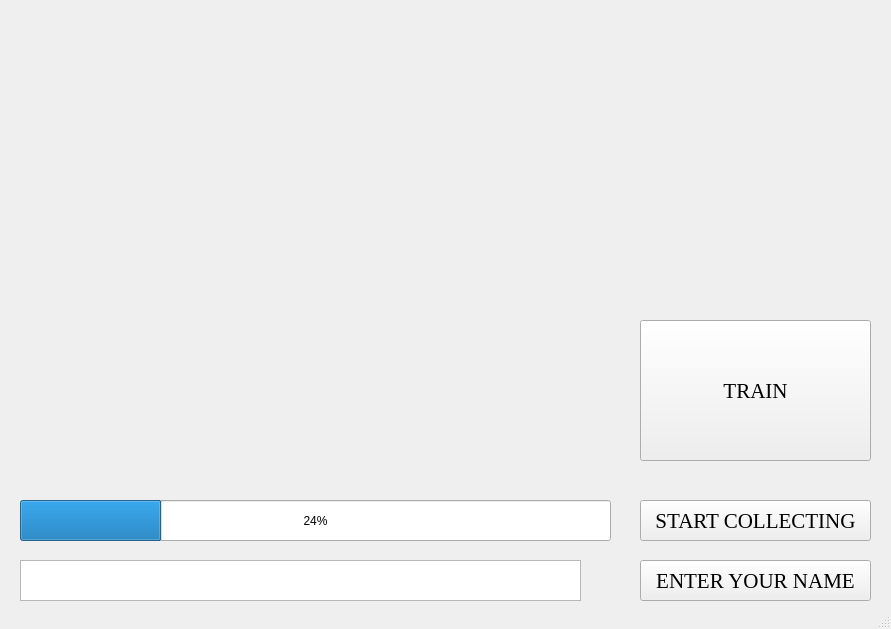
Qt form SmartCameraView/smart_camera_training_ui.ui (NguyenQuangBinh803/SC-Smart-Camera-Training) before a commit.
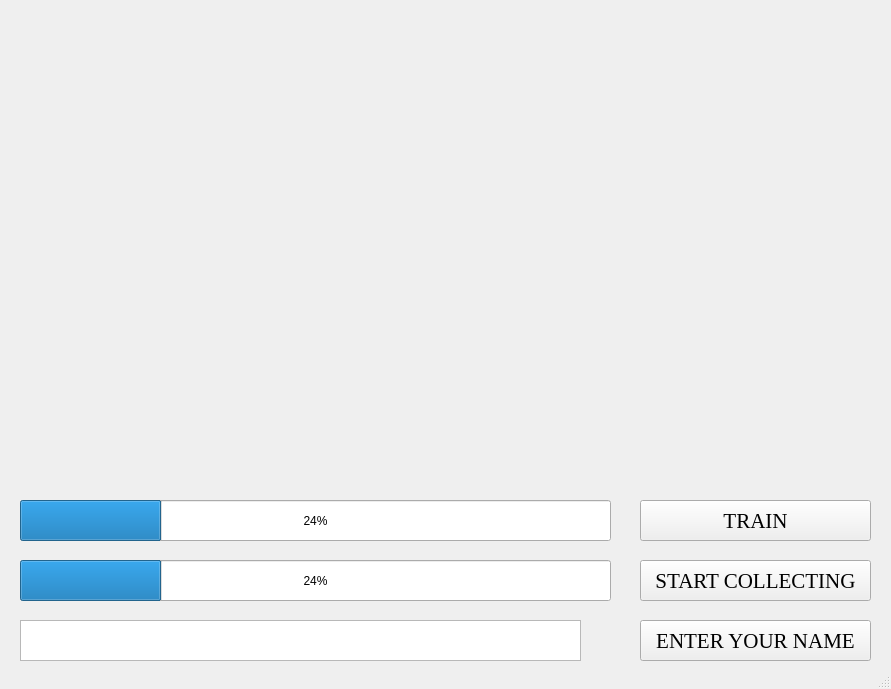
The same form after that commit.

What changed in the file:
```diff
--- a/SmartCameraView/smart_camera_training_ui.ui
+++ b/SmartCameraView/smart_camera_training_ui.ui
@@ -7,7 +7,7 @@
     <x>0</x>
     <y>0</y>
     <width>891</width>
-    <height>629</height>
+    <height>689</height>
    </rect>
   </property>
   <property name="windowTitle">
@@ -47,7 +47,7 @@
     <property name="geometry">
      <rect>
       <x>640</x>
-      <y>500</y>
+      <y>560</y>
       <width>231</width>
       <height>41</height>
      </rect>
@@ -66,7 +66,7 @@
     <property name="geometry">
      <rect>
       <x>20</x>
-      <y>560</y>
+      <y>620</y>
       <width>561</width>
       <height>41</height>
      </rect>
@@ -82,7 +82,7 @@
     <property name="geometry">
      <rect>
       <x>20</x>
-      <y>500</y>
+      <y>560</y>
       <width>591</width>
       <height>41</height>
      </rect>
@@ -95,7 +95,7 @@
     <property name="geometry">
      <rect>
       <x>640</x>
-      <y>560</y>
+      <y>620</y>
       <width>231</width>
       <height>41</height>
      </rect>
@@ -114,9 +114,9 @@
     <property name="geometry">
      <rect>
       <x>640</x>
-      <y>320</y>
+      <y>500</y>
       <width>231</width>
-      <height>141</height>
+      <height>41</height>
      </rect>
     </property>
     <property name="font">
@@ -129,6 +129,19 @@
      <string>TRAIN</string>
     </property>
    </widget>
+   <widget class="QProgressBar" name="progressBar_2">
+    <property name="geometry">
+     <rect>
+      <x>20</x>
+      <y>500</y>
+      <width>591</width>
+      <height>41</height>
+     </rect>
+    </property>
+    <property name="value">
+     <number>24</number>
+    </property>
+   </widget>
   </widget>
   <widget class="QStatusBar" name="statusbar"/>
  </widget>
```
